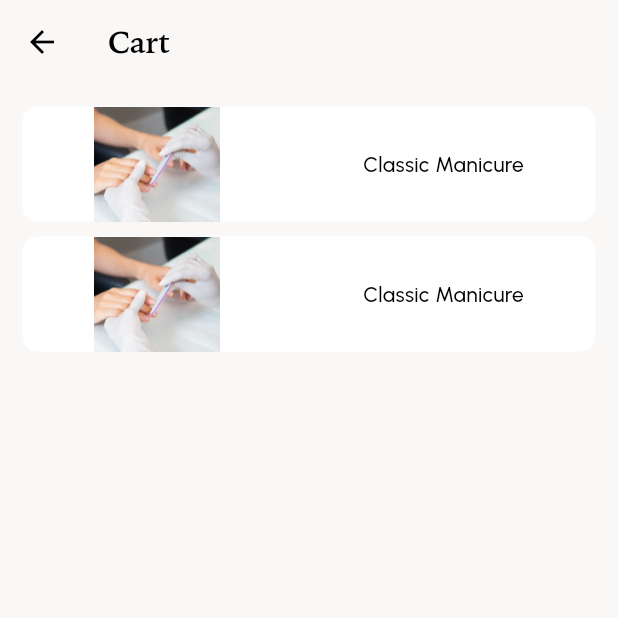
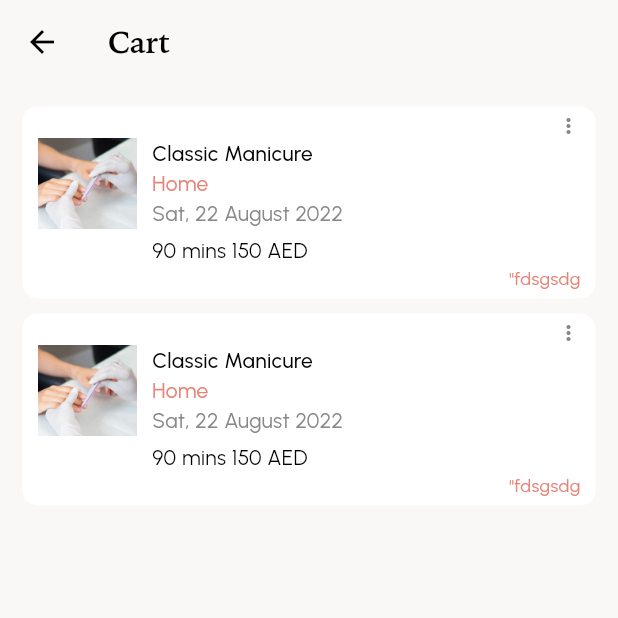
Before and after one commit to asadeee-web/Lucious-Beauty-App, a Flutter app: the CartScreen screen opened directly, on a phone screen of 412 x 824 dp, the top half of it. Run offline on Flutter 3.47's test engine with Material 3 defaults, Android fonts, the light colour scheme and no system bars; our stand-ins replace flutter_screenutil, get.

Commit message:
cart screen updated

```diff
--- a/lib/ui/custom_widgets/custom_booking.dart
+++ b/lib/ui/custom_widgets/custom_booking.dart
@@ -52,13 +52,6 @@ class CustomBooking extends StatelessWidget {
                       fontSize: 12,
                       fontWeight: FontWeight.w400),
                 ),
-                Text(
-                  "${booking.time}",
-                  style: subheadingTextStyle.copyWith(
-                      color: greyColor,
-                      fontSize: 12,
-                      fontWeight: FontWeight.w400),
-                )
               ],
             ),
           ],
--- a/lib/ui/custom_widgets/custom_booking_navigation.dart
+++ b/lib/ui/custom_widgets/custom_booking_navigation.dart
@@ -20,7 +20,8 @@ class CustomBookingNavigation extends StatelessWidget {
               alignment: Alignment.topRight,
               child: Icon(
                 Icons.more_vert,
-                size: 14,
+                size: 16,
+                color: greyColor,
               )),
           Row(
             //mainAxisAlignment: MainAxisAlignment.spaceBetween,
@@ -62,9 +63,11 @@ class CustomBookingNavigation extends StatelessWidget {
           Align(
             alignment: Alignment.topRight,
             child: Text(
-              '${booking.time}',
+              '${booking.time2}',
               style: subheadingTextStyle.copyWith(
-                  color: greyColor, fontSize: 12, fontWeight: FontWeight.w400),
+                  color: buttonColor,
+                  fontSize: 12,
+                  fontWeight: FontWeight.w400),
             ),
           )
         ],
--- a/lib/ui/custom_widgets/custom_cart.dart
+++ b/lib/ui/custom_widgets/custom_cart.dart
@@ -1,6 +1,7 @@
 import 'package:flutter/material.dart';
 import 'package:lucious_beauty/core/constants/colors.dart';
 import 'package:lucious_beauty/core/constants/strings.dart';
+import 'package:lucious_beauty/core/constants/styles.dart';
 
 class CustomCart extends StatelessWidget {
   const CustomCart({super.key});
@@ -9,15 +10,28 @@ class CustomCart extends StatelessWidget {
   Widget build(BuildContext context) {
     return Container(
       //padding: EdgeInsets.all(10),
-      child: Row(
-        mainAxisAlignment: MainAxisAlignment.spaceAround,
+      padding: EdgeInsets.symmetric(horizontal: 10, vertical: 5),
+      child: Column(
+        children: [
+          Align(
+              alignment: Alignment.topRight,
+              child: Icon(
+                Icons.more_vert,
+                size: 16,
+                color: greyColor,
+              )),
+          Row(
+            crossAxisAlignment: CrossAxisAlignment.start,
             children: [
               Image.asset(
                 "$dynamicAssets/images/nails.png",
-            scale: 1.5,
+                scale: 1.9,
+              ),
+              SizedBox(
+                width: 10,
               ),
               Column(
-            mainAxisAlignment: MainAxisAlignment.spaceAround,
+                //mainAxisAlignment: MainAxisAlignment.spaceAround,
                 crossAxisAlignment: CrossAxisAlignment.start,
                 children: [
                   Text(
@@ -27,7 +41,43 @@ class CustomCart extends StatelessWidget {
                         fontSize: 14,
                         fontWeight: FontWeight.w500),
                   ),
+                  Text(
+                    "Home",
+                    style: subheadingTextStyle.copyWith(
+                        color: buttonColor,
+                        fontWeight: FontWeight.w400,
+                        fontSize: 14),
+                  ),
+                  Text(
+                    "Sat, 22 August 2022",
+                    style: subheadingTextStyle.copyWith(
+                        color: greyColor,
+                        fontWeight: FontWeight.w400,
+                        fontSize: 14),
+                  ),
+                  SizedBox(
+                    height: 5,
+                  ),
+                  Text(
+                    "90 mins 150 AED",
+                    style: subheadingTextStyle.copyWith(
+                        color: blackColor,
+                        fontWeight: FontWeight.w400,
+                        fontSize: 14),
+                  )
                 ],
+              )
+            ],
+          ),
+          Align(
+            alignment: Alignment.topRight,
+            child: Text(
+              '"fdsgsdg',
+              style: subheadingTextStyle.copyWith(
+                  color: buttonColor,
+                  fontSize: 12,
+                  fontWeight: FontWeight.w400),
+            ),
           )
         ],
       ),
--- a/lib/ui/screens/booking/booking_screen.dart
+++ b/lib/ui/screens/booking/booking_screen.dart
@@ -37,7 +37,7 @@ class BookingScreen extends StatelessWidget {
                       fontWeight: FontWeight.w600, fontSize: 16),
                 ),
                 SizedBox(
-                  height: 240,
+                  height: 280,
                   child: ListView.separated(
                     itemCount: model.listbooking.length,
                     scrollDirection: Axis.vertical,
@@ -51,6 +51,9 @@ class BookingScreen extends StatelessWidget {
                       );
                     },
                   ),
+                ),
+                SizedBox(
+                  height: 10.h,
                 ),
                 Text(
                   "Previous Bookings",
```
Lines whose indentation alone changed are shown as unchanged.
